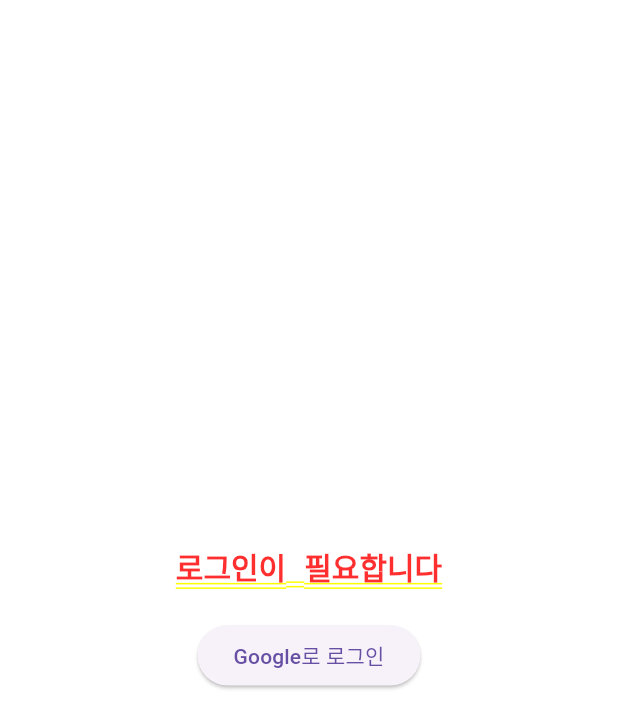
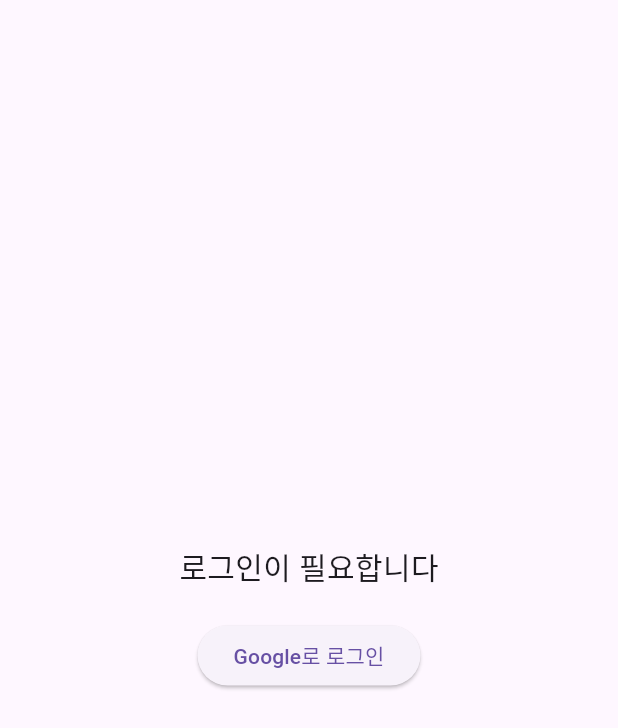
Before and after one commit to 941-life/estudy-gpt, a Flutter app: the screen it shows after launch, after a tap on "Google로 로그인", on a phone screen of 412 x 824 dp. Shown: the top 728 px of the screen. Run offline on Flutter 3.47's test engine with Material 3 defaults, Android fonts, the phone set to English and light mode, and no system bars; our stand-ins replace firebase_auth, firebase_core, firebase_database, google_sign_in, webview_flutter; accounts and stored records are empty.

Commit message:
Realtime data base create add

```diff
--- a/lib/screens/login_screen.dart
+++ b/lib/screens/login_screen.dart
@@ -1,7 +1,7 @@
-// login_screen.dart
 import 'package:flutter/material.dart';
 import 'package:firebase_auth/firebase_auth.dart';
 import 'package:google_sign_in/google_sign_in.dart';
+import 'package:firebase_database/firebase_database.dart';
 import 'main_screen.dart';
 
 class LoginScreen extends StatelessWidget {
@@ -18,13 +18,39 @@ class LoginScreen extends StatelessWidget {
         idToken: googleAuth.idToken,
       );
 
-      // 로그인 성공 시 네비게이션 스택 초기화
-      await FirebaseAuth.instance.signInWithCredential(credential);
+      // 로그인
+      final userCredential = await FirebaseAuth.instance.signInWithCredential(
+        credential,
+      );
+      final uid = userCredential.user!.uid;
+
+      // Realtime Database 폴더 생성 (존재하지 않는 경우만)
+      final dbRef = FirebaseDatabase.instance.ref('users/$uid');
+      final snapshot = await dbRef.get();
+
+      Map<String, dynamic> updates = {};
+
+      // 각 폴더 존재 여부 확인
+      if (!snapshot.hasChild('Conversation')) {
+        updates['Conversation'] = {'createdAt': ServerValue.timestamp};
+      }
+      if (!snapshot.hasChild('Vocabulary')) {
+        updates['Vocabulary'] = {'createdAt': ServerValue.timestamp};
+      }
+      if (!snapshot.hasChild('Context')) {
+        updates['Context'] = {'createdAt': ServerValue.timestamp};
+      }
+
+      // 필요한 경우에만 업데이트
+      if (updates.isNotEmpty) {
+        await dbRef.update(updates);
+      }
+
+      // 네비게이션
       Navigator.pushAndRemoveUntil(
         context,
         MaterialPageRoute(
-          builder:
-              (context) => MainScreen(user: FirebaseAuth.instance.currentUser!),
+          builder: (context) => MainScreen(user: userCredential.user!),
         ),
         (route) => false,
       );
@@ -37,17 +63,19 @@ class LoginScreen extends StatelessWidget {
 
   @override
   Widget build(BuildContext context) {
-    return Center(
+    return Scaffold(
+      body: Center(
         child: Column(
           mainAxisAlignment: MainAxisAlignment.center,
           children: [
-          Text('로그인이 필요합니다', style: TextStyle(fontSize: 20)),
-          SizedBox(height: 20),
+            const Text('로그인이 필요합니다', style: TextStyle(fontSize: 20)),
+            const SizedBox(height: 20),
             ElevatedButton(
               onPressed: () => _handleGoogleSignIn(context),
-            child: Text('Google로 로그인'),
+              child: const Text('Google로 로그인'),
             ),
           ],
+        ),
       ),
     );
   }
--- a/pubspec.yaml
+++ b/pubspec.yaml
@@ -31,6 +31,7 @@ dependencies:
   cupertino_icons: ^1.0.8
   firebase_auth: ^5.5.2
   firebase_core: ^3.13.0
+  firebase_database: ^11.3.5
   flutter:
     sdk: flutter
   google_sign_in: ^6.3.0
```
Also changed, not shown: lib/screens/login_page.dart (deleted, +0 -175 lines), pubspec.lock. Lines whose indentation alone changed are shown as unchanged.
